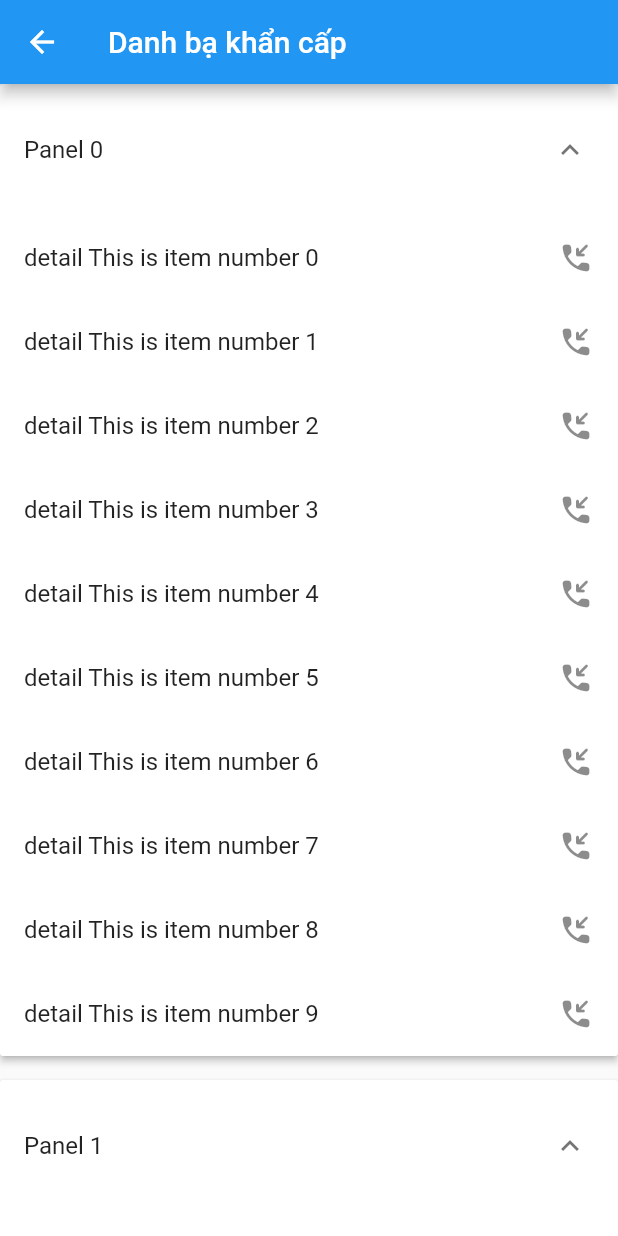
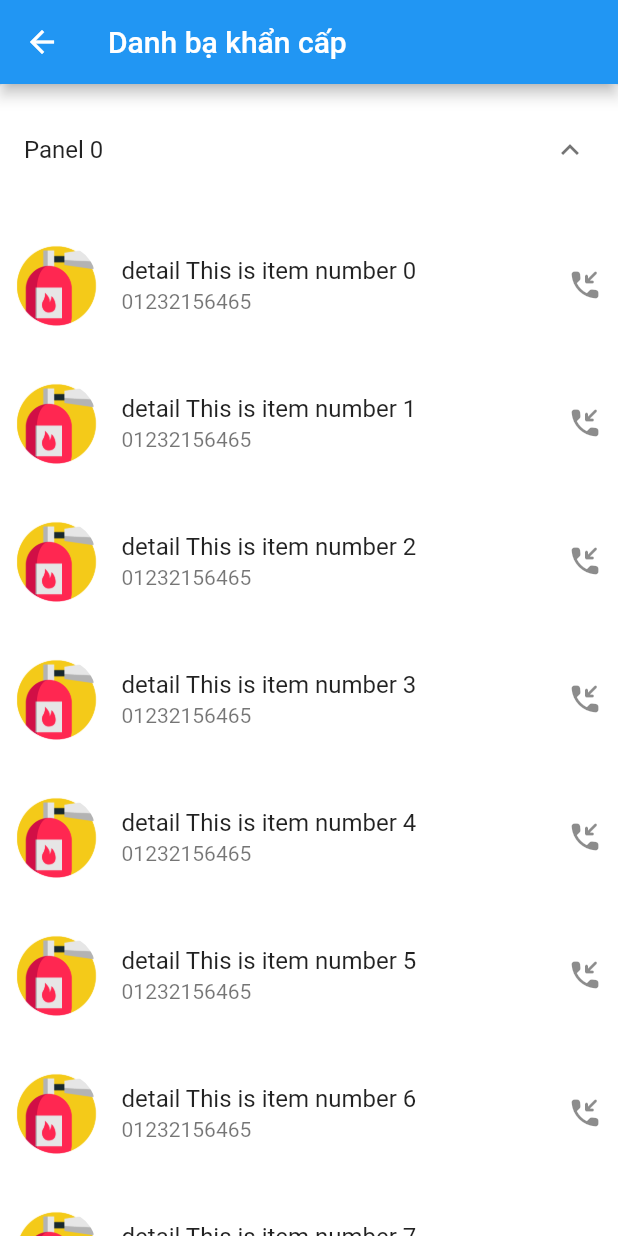
Before and after one commit to huuln9/compare, a Flutter app: the screen it shows after launch, on a phone screen of 412 x 824 dp. Run offline on Flutter 3.47's test engine with Material 2 defaults, Android fonts, the phone set to English and light mode, and no system bars.

Commit message:
update ui

```diff
--- a/lib/main.dart
+++ b/lib/main.dart
@@ -49,7 +49,13 @@
             children: [
               for (var e in _data2)
                 ListTile(
+                  leading: ClipRRect(
+                    borderRadius: BorderRadius.circular(50),
+                    child: Image.asset("assets/images/pccc.png"),
+                  ),
                   title: Text(e.expandedValue),
+                  subtitle: Text("01232156465"),
+                  contentPadding: EdgeInsets.all(10),
                   onTap: () {
                     setState(() {
                       _data.removeWhere((element) => item == element);
--- a/pubspec.yaml
+++ b/pubspec.yaml
@@ -58,9 +58,8 @@ flutter:
   uses-material-design: true
 
   # To add assets to your application, add an assets section, like this:
-  # assets:
-  #   - images/a_dot_burr.jpeg
-  #   - images/a_dot_ham.jpeg
+  assets:
+    - assets/images/pccc.png
 
   # An image asset can refer to one or more resolution-specific "variants", see
   # https://flutter.dev/assets-and-images/#resolution-aware.
```
Also changed, not shown: assets/images/pccc.png (added).
